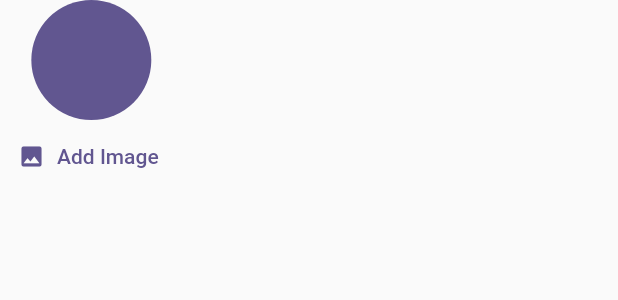
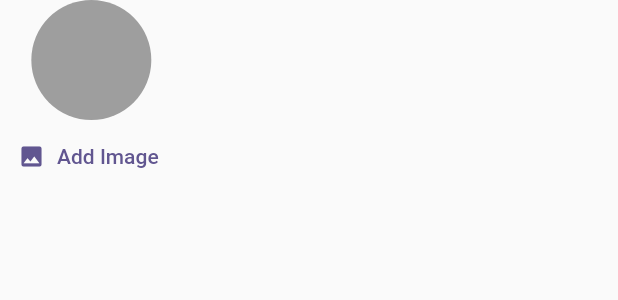
Before and after one commit to mnengineer/chat_app, a Flutter app: the UserImagePicker widget shown alone on an empty page, opened directly, after a tap on "Add Image", on a phone screen of 412 x 824 dp. Shown: the top 300 px of the screen. Run offline on Flutter 3.47's test engine with Material 2 defaults, Android fonts, the phone set to English and light mode, and no system bars; our stand-ins replace firebase_auth, firebase_core, image_picker; accounts and stored records are empty.

Commit message:
feat: ImagePickerパッケージの使用

```diff
--- a/lib/screens/auth.dart
+++ b/lib/screens/auth.dart
@@ -1,3 +1,4 @@
+import 'package:chat_app/widgets/user_image_picker.dart';
 import 'package:firebase_auth/firebase_auth.dart';
 import 'package:flutter/material.dart';
 
@@ -81,6 +82,7 @@ class _AuthScreenState extends State<AuthScreen> {
                       child: Column(
                         mainAxisSize: MainAxisSize.min,
                         children: [
+                          if (!_isLogin) const UserImagePicker(),
                           TextFormField(
                             decoration: const InputDecoration(
                               labelText: 'Email address',
--- a/lib/widgets/user_image_picker.dart
+++ b/lib/widgets/user_image_picker.dart
@@ -1,4 +1,8 @@
+import 'dart:io';
+import 'dart:math';
+
 import 'package:flutter/material.dart';
+import 'package:image_picker/image_picker.dart';
 
 class UserImagePicker extends StatefulWidget {
   const UserImagePicker({Key? key}) : super(key: key);
@@ -8,17 +12,34 @@ class UserImagePicker extends StatefulWidget {
 }
 
 class _UserImagePickerState extends State<UserImagePicker> {
+  File? _pickedImageFile;
+
+  void _pickImage() async {
+    final pickedImage = await ImagePicker().pickImage(
+      source: ImageSource.camera,
+      imageQuality: 50,
+      maxWidth: 150,
+    );
+    if (pickedImage == null) {
+      return;
+    }
+    setState(() {
+      _pickedImageFile = File(pickedImage!.path);
+    });
+  }
+
   @override
   Widget build(BuildContext context) {
     return Column(
       children: [
         CircleAvatar(
           radius: 40,
-          backgroundColor: Theme.of(context).colorScheme.primary,
-          backgroundImage: null,
+          backgroundColor: Colors.grey,
+          foregroundImage:
+              _pickedImageFile != null ? FileImage(_pickedImageFile!) : null,
         ),
         TextButton.icon(
-          onPressed: () {},
+          onPressed: _pickImage,
           icon: const Icon(Icons.image),
           label: Text(
             'Add Image',
```
